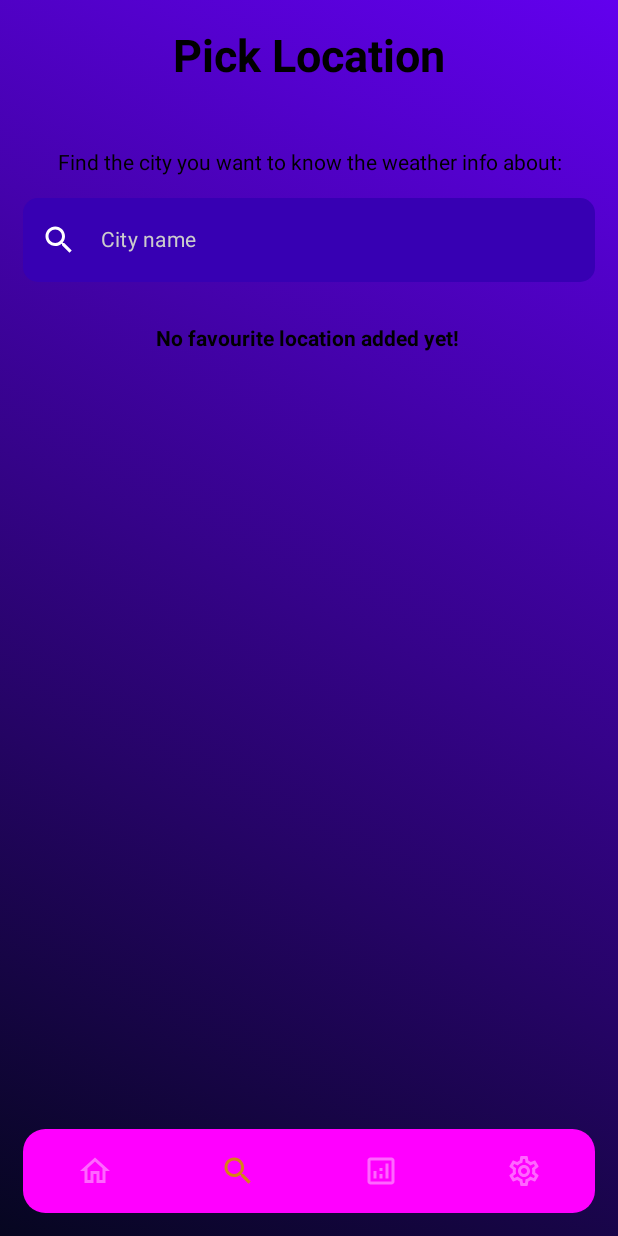
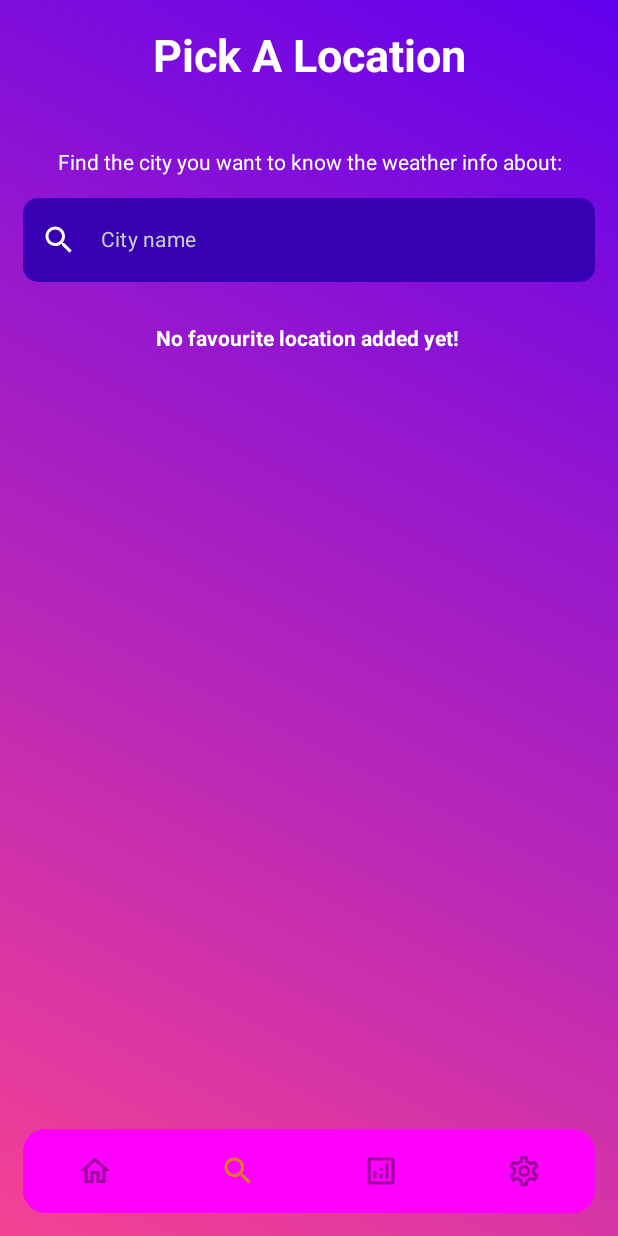
Before and after one commit to sampurna445/WeatherApi, an Android app built with Jetpack Compose: the screen it shows after launch (MainActivity), item 2 of the bottom bar chosen, on a phone screen of 412 x 824 dp. Run offline under Robolectric (Android 15) with nearby library versions, the phone set to English and light mode, and no system bars; our stand-ins replace Dagger/Hilt's generated code, Room's generated code.

Commit message:
Adjusted the UI

```diff
--- a/app/src/main/java/com/example/weatherapi/ui/navigation/NavigationBar.kt
+++ b/app/src/main/java/com/example/weatherapi/ui/navigation/NavigationBar.kt
@@ -65,12 +65,12 @@ fun NavBar(navController: NavController) {
                 RoundedCornerShape(15.dp, 15.dp, 15.dp, 15.dp)
             ),
         backgroundColor = Color.Magenta,
-        contentColor = Color.White
+        contentColor = Color.Black
     ) {
         val navBackStackEntry by navController.currentBackStackEntryAsState()
         val currentRoute = navBackStackEntry?.destination?.route
         items.forEach { item ->
-            var color = Color.White.copy(alpha = 0.4f)
+            var color = Color.Black.copy(alpha = 0.4f)
             BottomNavigationItem(
                 icon = {
                     if (currentRoute == item.route) {
--- a/app/src/main/java/com/example/weatherapi/ui/screens/main/WeatherScreen.kt
+++ b/app/src/main/java/com/example/weatherapi/ui/screens/main/WeatherScreen.kt
@@ -87,7 +87,8 @@ fun WeatherScreen(
 
         }
     }
-    val gradientColors = listOf(Color(0xFF060620), MaterialTheme.colors.primary)
+  //  val gradientColors = listOf(Color(0xFF060620), MaterialTheme.colors.primary)
+    val gradientColors = listOf(Color(0xFFf54293), MaterialTheme.colors.primary)
     Box(
         modifier = Modifier
             .fillMaxSize()
--- a/app/src/main/java/com/example/weatherapi/ui/screens/search/SearchScreen.kt
+++ b/app/src/main/java/com/example/weatherapi/ui/screens/search/SearchScreen.kt
@@ -68,7 +68,8 @@ fun SearchScreen(
     favouriteViewModel: FavouriteViewModel,
     mainViewModel: MainViewModel
 ) {
-    val gradientColors = listOf(Color(0xFF060620), MaterialTheme.colors.primary)
+    //val gradientColors = listOf(Color(0xFF060620), MaterialTheme.colors.primary)
+    val gradientColors = listOf(Color(0xFFf54293), MaterialTheme.colors.primary)
     var list = favouriteViewModel.favList.collectAsState().value
     Box(
         modifier = Modifier
@@ -95,6 +96,7 @@ fun SearchScreen(
                     Text(
                         stringResource(R.string.pick_location),
                         fontSize = 30.sp,
+                        color = Color.White,
                         fontWeight = FontWeight.Bold
                     )
                 }
@@ -105,6 +107,7 @@ fun SearchScreen(
                     Text(
                         stringResource(R.string.find_city),
                         fontSize = 14.sp,
+                        color = Color.White,
                         textAlign = TextAlign.Center
                     )
                 }
@@ -146,6 +149,7 @@ fun SearchScreen(
                             fontSize = 14.sp,
                             fontWeight = FontWeight.Bold,
                             textAlign = TextAlign.Center,
+                            color = Color.White,
                             modifier = Modifier
                                 .fillMaxWidth()
                                 .padding(top = 20.dp)
@@ -268,6 +272,7 @@ fun FavCard(
                             it
                                 .joinToString(separator = " ") { word -> word.replaceFirstChar { it.uppercase() } },
                             fontSize = 11.sp,
+                            color = Color.White,
                             fontWeight = FontWeight.ExtraLight
                         )
                     }
--- a/app/src/main/java/com/example/weatherapi/ui/theme/Color.kt
+++ b/app/src/main/java/com/example/weatherapi/ui/theme/Color.kt
@@ -6,6 +6,6 @@ val Purple80 = Color(0xFFD50000)
 val PurpleGrey80 = Color(0xFFC51162)
 val Pink80 = Color(0xFFEFB8C8)
 
-val Purple40 = Color(0xFF0091EA)
+val Purple40 = Color(0xFF1000EA)
 val PurpleGrey40 = Color(0xC16A5B71)
 val Pink40 = Color(0xFF7D5260)
--- a/app/src/main/res/values/strings.xml
+++ b/app/src/main/res/values/strings.xml
@@ -3,7 +3,7 @@
     <string name="location_icon">Location Icon\n</string>
     <string name="today_report">Today\'s Report\n</string>
     <string name="forecast_report">Forecast Report\n</string>
-    <string name="pick_location">Pick Location\n</string>
+    <string name="pick_location">Pick A Location\n</string>
     <string name="find_city">Find the city  you want to know the  weather info about:</string>
     <string name="no_favourite">"No favourite location added yet! "</string>
     <string name="weather_icon">Weather Icon</string>
```
